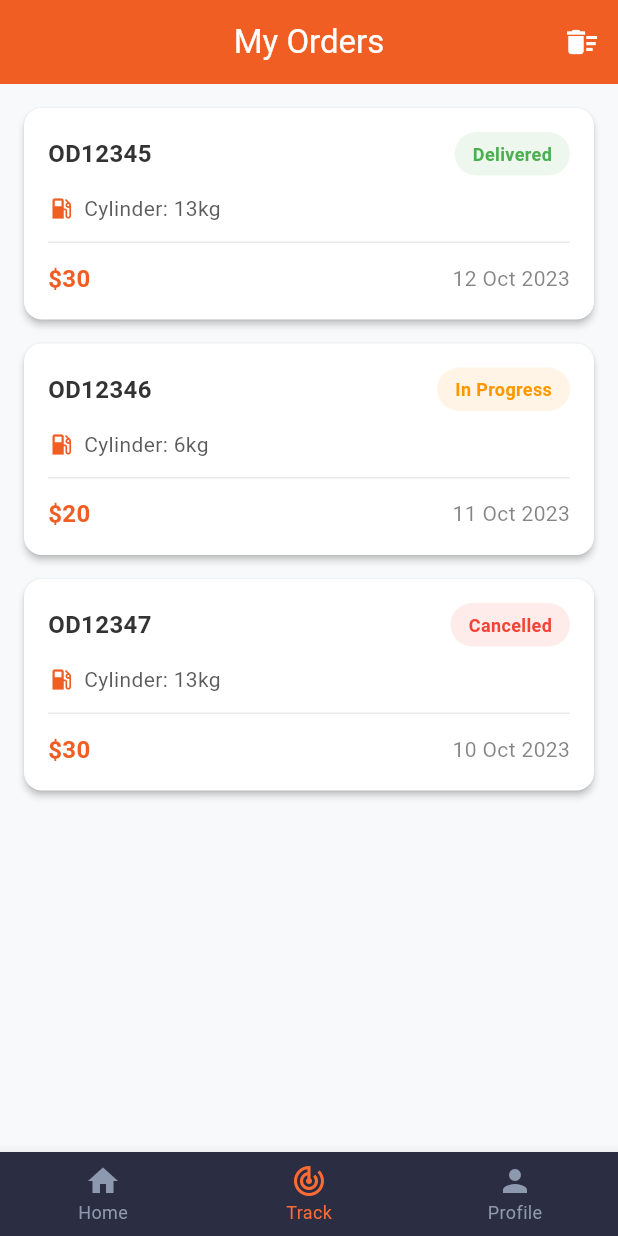
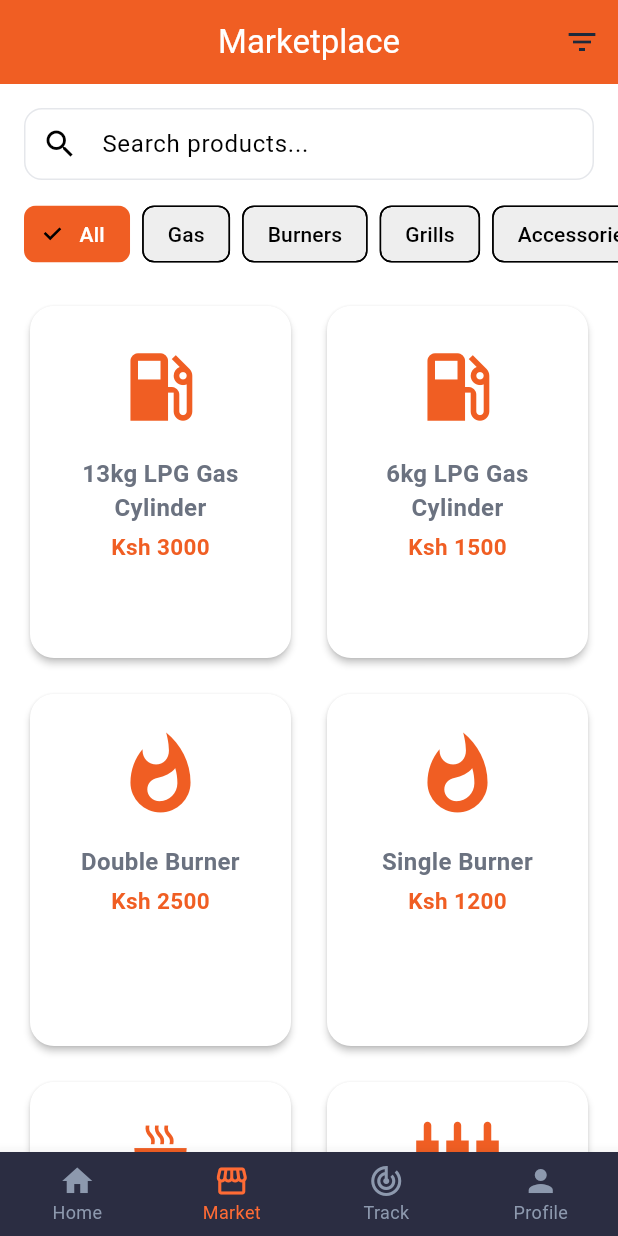
Before and after one commit to Nelson-Tommogo/letagas, a Flutter app: the HomeScreen screen opened directly, item 2 of the bottom bar chosen, on a phone screen of 412 x 824 dp. Run offline on Flutter 3.47's test engine with Material 3 defaults, Android fonts, the phone set to English and light mode, and no system bars; our stand-ins replace font_awesome_flutter, google_maps_flutter.

Commit message:
added marketplace

```diff
--- a/lib/screens/customer/home_screen.dart
+++ b/lib/screens/customer/home_screen.dart
@@ -4,6 +4,7 @@ import 'package:google_maps_flutter/google_maps_flutter.dart';
 import '../../widgets/bottom_nav.dart';
 import '../../widgets/custom_button.dart';
 import 'info/profile_screen.dart';
+import 'info/marketplace_page.dart'; // <-- Import MarketplacePage
 import 'order_request_screen.dart';
 import 'order_tracking_screen.dart';
 
@@ -18,9 +19,10 @@ class _HomeScreenState extends State<HomeScreen> {
   int _currentIndex = 0;
 
   final List<Widget> _screens = [
-    const HomeContent(),
-    const OrderTrackingScreen(),
-    const ProfileScreen(),
+    const HomeContent(),         // Home
+    const MarketplacePage(),     // Marketplace
+    const OrderTrackingScreen(), // Track
+    const ProfileScreen(),       // Profile
   ];
 
   @override
--- /dev/null
+++ b/lib/screens/customer/info/marketplace_page.dart
@@ -0,0 +1,260 @@
+import 'package:flutter/material.dart';
+
+class MarketplacePage extends StatefulWidget {
+  const MarketplacePage({super.key});
+
+  @override
+  State<MarketplacePage> createState() => _MarketplacePageState();
+}
+
+class _MarketplacePageState extends State<MarketplacePage> {
+  final TextEditingController _searchController = TextEditingController();
+  String _searchQuery = '';
+  String _selectedCategory = 'All';
+
+  final List<String> categories = [
+    'All',
+    'Gas',
+    'Burners',
+    'Grills',
+    'Accessories',
+  ];
+
+  final List<Map<String, dynamic>> products = [
+    {
+      'name': '13kg LPG Gas Cylinder',
+      'category': 'Gas',
+      'price': 3000,
+    },
+    {
+      'name': '6kg LPG Gas Cylinder',
+      'category': 'Gas',
+      'price': 1500,
+    },
+    {
+      'name': 'Double Burner',
+      'category': 'Burners',
+      'price': 2500,
+    },
+    {
+      'name': 'Single Burner',
+      'category': 'Burners',
+      'price': 1200,
+    },
+    {
+      'name': 'Charcoal Grill',
+      'category': 'Grills',
+      'price': 3500,
+    },
+    {
+      'name': 'Gas Regulator',
+      'category': 'Accessories',
+      'price': 700,
+    },
+    {
+      'name': 'Gas Hose',
+      'category': 'Accessories',
+      'price': 400,
+    },
+  ];
+
+  List<Map<String, dynamic>> get filteredProducts {
+    return products.where((product) {
+      final matchesCategory = _selectedCategory == 'All' || product['category'] == _selectedCategory;
+      final matchesSearch = product['name'].toLowerCase().contains(_searchQuery.toLowerCase());
+      return matchesCategory && matchesSearch;
+    }).toList();
+  }
+
+  @override
+  Widget build(BuildContext context) {
+    return Scaffold(
+      appBar: AppBar(
+        title: const Text('Marketplace'),
+        backgroundColor: const Color(0xFFF05E23),
+        foregroundColor: Colors.white,
+        actions: [
+          IconButton(
+            icon: const Icon(Icons.filter_list),
+            onPressed: () {
+              _showCategoryFilter(context);
+            },
+          ),
+        ],
+      ),
+      body: Column(
+        children: [
+          // Search bar
+          Padding(
+            padding: const EdgeInsets.all(16.0),
+            child: TextField(
+              controller: _searchController,
+              decoration: InputDecoration(
+                hintText: 'Search products...',
+                prefixIcon: const Icon(Icons.search),
+                filled: true,
+                fillColor: Colors.white,
+                contentPadding: const EdgeInsets.symmetric(vertical: 0, horizontal: 16),
+                border: OutlineInputBorder(
+                  borderRadius: BorderRadius.circular(24),
+                  borderSide: BorderSide.none,
+                ),
+                suffixIcon: _searchQuery.isNotEmpty
+                    ? IconButton(
+                        icon: const Icon(Icons.clear),
+                        onPressed: () {
+                          setState(() {
+                            _searchQuery = '';
+                            _searchController.clear();
+                          });
+                        },
+                      )
+                    : null,
+              ),
+              onChanged: (value) {
+                setState(() {
+                  _searchQuery = value;
+                });
+              },
+            ),
+          ),
+          // Category filter chips
+          SizedBox(
+            height: 40,
+            child: ListView.separated(
+              scrollDirection: Axis.horizontal,
+              padding: const EdgeInsets.symmetric(horizontal: 16),
+              itemCount: categories.length,
+              separatorBuilder: (_, __) => const SizedBox(width: 8),
+              itemBuilder: (context, index) {
+                final category = categories[index];
+                return ChoiceChip(
+                  label: Text(category),
+                  selected: _selectedCategory == category,
+                  selectedColor: const Color(0xFFF05E23),
+                  backgroundColor: Colors.grey[200],
+                  labelStyle: TextStyle(
+                    color: _selectedCategory == category ? Colors.white : Colors.black,
+                  ),
+                  onSelected: (selected) {
+                    setState(() {
+                      _selectedCategory = category;
+                    });
+                  },
+                );
+              },
+            ),
+          ),
+          const SizedBox(height: 8),
+          // Products grid
+          Expanded(
+            child: filteredProducts.isEmpty
+                ? const Center(child: Text('No products found.'))
+                : GridView.builder(
+                    padding: const EdgeInsets.all(16),
+                    gridDelegate: const SliverGridDelegateWithFixedCrossAxisCount(
+                      crossAxisCount: 2,
+                      mainAxisSpacing: 16,
+                      crossAxisSpacing: 16,
+                      childAspectRatio: 0.75,
+                    ),
+                    itemCount: filteredProducts.length,
+                    itemBuilder: (context, index) {
+                      final product = filteredProducts[index];
+                      return Card(
+                        shape: RoundedRectangleBorder(
+                          borderRadius: BorderRadius.circular(16),
+                        ),
+                        elevation: 2,
+                        child: Column(
+                          crossAxisAlignment: CrossAxisAlignment.center,
+                          children: [
+                            const SizedBox(height: 24),
+                            // Placeholder icon for product
+                            Icon(
+                              _getCategoryIcon(product['category']),
+                              size: 60,
+                              color: const Color(0xFFF05E23),
+                            ),
+                            const SizedBox(height: 12),
+                            Padding(
+                              padding: const EdgeInsets.symmetric(horizontal: 8, vertical: 4),
+                              child: Text(
+                                product['name'],
+                                textAlign: TextAlign.center,
+                                style: const TextStyle(
+                                  fontWeight: FontWeight.bold,
+                                  fontSize: 16,
+                                ),
+                              ),
+                            ),
+                            Text(
+                              'Ksh ${product['price']}',
+                              style: const TextStyle(
+                                color: Color(0xFFF05E23),
+                                fontWeight: FontWeight.w600,
+                                fontSize: 15,
+                              ),
+                            ),
+                            const SizedBox(height: 8),
+                          ],
+                        ),
+                      );
+                    },
+                  ),
+          ),
+        ],
+      ),
+    );
+  }
+
+  IconData _getCategoryIcon(String category) {
+    switch (category) {
+      case 'Gas':
+        return Icons.local_gas_station;
+      case 'Burners':
+        return Icons.whatshot;
+      case 'Grills':
+        return Icons.outdoor_grill;
+      case 'Accessories':
+        return Icons.settings_input_component;
+      default:
+        return Icons.shopping_bag;
+    }
+  }
+
+  void _showCategoryFilter(BuildContext context) {
+    showModalBottomSheet(
+      context: context,
+      shape: const RoundedRectangleBorder(
+        borderRadius: BorderRadius.vertical(top: Radius.circular(20)),
+      ),
+      builder: (context) {
+        return Padding(
+          padding: const EdgeInsets.all(24),
+          child: Wrap(
+            children: [
+              const Text(
+                'Filter by Category',
+                style: TextStyle(fontSize: 18, fontWeight: FontWeight.bold),
+              ),
+              const SizedBox(height: 16),
+              ...categories.map((category) => ListTile(
+                    title: Text(category),
+                    trailing: _selectedCategory == category
+                        ? const Icon(Icons.check, color: Color(0xFFF05E23))
+                        : null,
+                    onTap: () {
+                      setState(() {
+                        _selectedCategory = category;
+                      });
+                      Navigator.pop(context);
+                    },
+                  )),
+            ],
+          ),
+        );
+      },
+    );
+  }
+}
--- a/lib/widgets/bottom_nav.dart
+++ b/lib/widgets/bottom_nav.dart
@@ -21,6 +21,10 @@ class BottomNav extends StatelessWidget {
           label: 'Home',
         ),
         BottomNavigationBarItem(
+          icon: Icon(Icons.storefront),
+          label: 'Market',
+        ),
+        BottomNavigationBarItem(
           icon: Icon(Icons.track_changes),
           label: 'Track',
         ),
```
Also changed, not shown: 2 other files.
